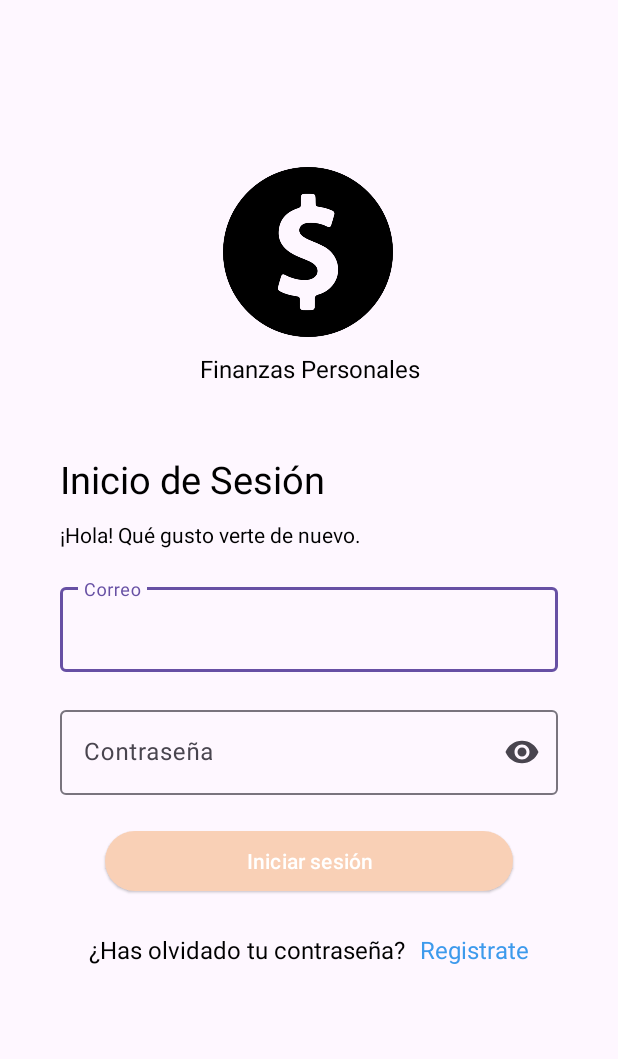
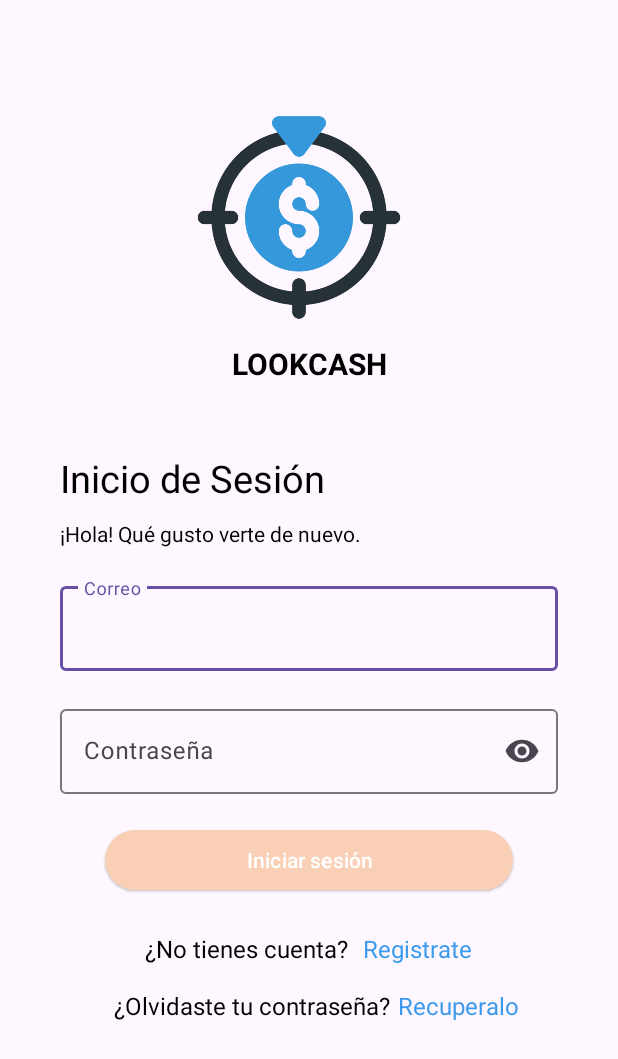
Before and after one commit to JordanRondon/Proyecto_FinanzasPersonales, an Android app: the screen it shows after launch (MainActivity), on a phone screen of 412 x 824 dp. Shown: the top 1059 px of the screen. Run offline under Robolectric (Android 15) with nearby library versions, the phone set to English and light mode, and no system bars; our stand-ins replace Firebase (no records; nobody signed in at launch, a user with empty details on screens opened directly).

Commit message:
cambio de logo y nombre en login

```diff
--- a/app/src/main/res/layout/fragment_login.xml
+++ b/app/src/main/res/layout/fragment_login.xml
@@ -14,20 +14,22 @@
 
         <LinearLayout
             android:layout_width="match_parent"
-            android:layout_height="602dp"
+            android:layout_height="632dp"
             android:orientation="vertical"
             android:paddingHorizontal="40dp"
             app:layout_constraintBottom_toBottomOf="parent"
             app:layout_constraintEnd_toEndOf="parent"
+            app:layout_constraintHorizontal_bias="0.0"
             app:layout_constraintStart_toStartOf="parent"
-            app:layout_constraintTop_toTopOf="parent">
+            app:layout_constraintTop_toTopOf="parent"
+            app:layout_constraintVertical_bias="0.373">
 
             <ImageView
                 android:id="@+id/ivAplicacion"
-                android:layout_width="120dp"
-                android:layout_height="113dp"
-                android:layout_marginLeft="105dp"
-                app:srcCompat="@drawable/moneda" />
+                android:layout_width="144dp"
+                android:layout_height="147dp"
+                android:layout_marginLeft="87dp"
+                app:srcCompat="@drawable/logo" />
 
             <TextView
                 android:id="@+id/tvNombreAplicacion"
@@ -37,7 +39,8 @@
                 android:layout_marginBottom="35dp"
                 android:gravity="center"
                 android:text="@string/NombreAplicaionLogin"
-                android:textSize="16dp" />
+                android:textSize="20dp"
+                android:textStyle="bold" />
 
             <TextView
                 android:id="@+id/tvLogin"
@@ -104,11 +107,11 @@
                 android:paddingHorizontal="10dp">
 
                 <TextView
-                    android:id="@+id/tvRecuperarCuenta"
+                    android:id="@+id/tvMensaje1"
                     android:layout_width="wrap_content"
                     android:layout_height="wrap_content"
                     android:height="30dp"
-                    android:text="@string/tvLoginRecupCuenta"
+                    android:text="¿No tienes cuenta?"
                     android:textSize="16dp" />
 
                 <TextView
@@ -123,6 +126,33 @@
                     android:textSize="16sp" />
             </LinearLayout>
 
+            <LinearLayout
+                android:layout_width="match_parent"
+                android:layout_height="38dp"
+                android:gravity="center"
+                android:orientation="horizontal"
+                android:paddingHorizontal="10dp">
+
+                <TextView
+                    android:id="@+id/tvMensaje2"
+                    android:layout_width="wrap_content"
+                    android:layout_height="wrap_content"
+                    android:layout_marginStart="10dp"
+                    android:height="30dp"
+                    android:text="@string/tvLoginRecupCuenta"
+                    android:textSize="16sp" />
+
+                <TextView
+                    android:id="@+id/tvRecuperarCuenta"
+                    android:layout_width="wrap_content"
+                    android:layout_height="wrap_content"
+                    android:height="30dp"
+                    android:paddingLeft="5dp"
+                    android:text="Recuperalo"
+                    android:textColor="#3D9AEC"
+                    android:textSize="16dp" />
+            </LinearLayout>
+
         </LinearLayout>
     </androidx.constraintlayout.widget.ConstraintLayout>
 
--- a/app/src/main/res/values/strings.xml
+++ b/app/src/main/res/values/strings.xml
@@ -1,11 +1,11 @@
 <resources>
     <string name="app_name">FinanzasPersonales</string>
 
-    <string name="NombreAplicaionLogin">Finanzas Personales</string>
+    <string name="NombreAplicaionLogin">LOOKCASH</string>
     <string name="tvLogin">Inicio de Sesión</string>
     <string name="LoginMensaje">¡Hola! Qué gusto verte de nuevo.</string>
     <string name="btnloginInicioSecion">Iniciar sesión</string>
-    <string name="tvLoginRecupCuenta">¿Has olvidado tu contraseña?</string>
+    <string name="tvLoginRecupCuenta">¿Olvidaste tu contraseña?</string>
     <string name="tvLoginRegistrar">Registrate</string>
 
     <string name="tvRegistro">Registrate</string>
```
Also changed, not shown: app/src/main/res/drawable/logo.png (added).
